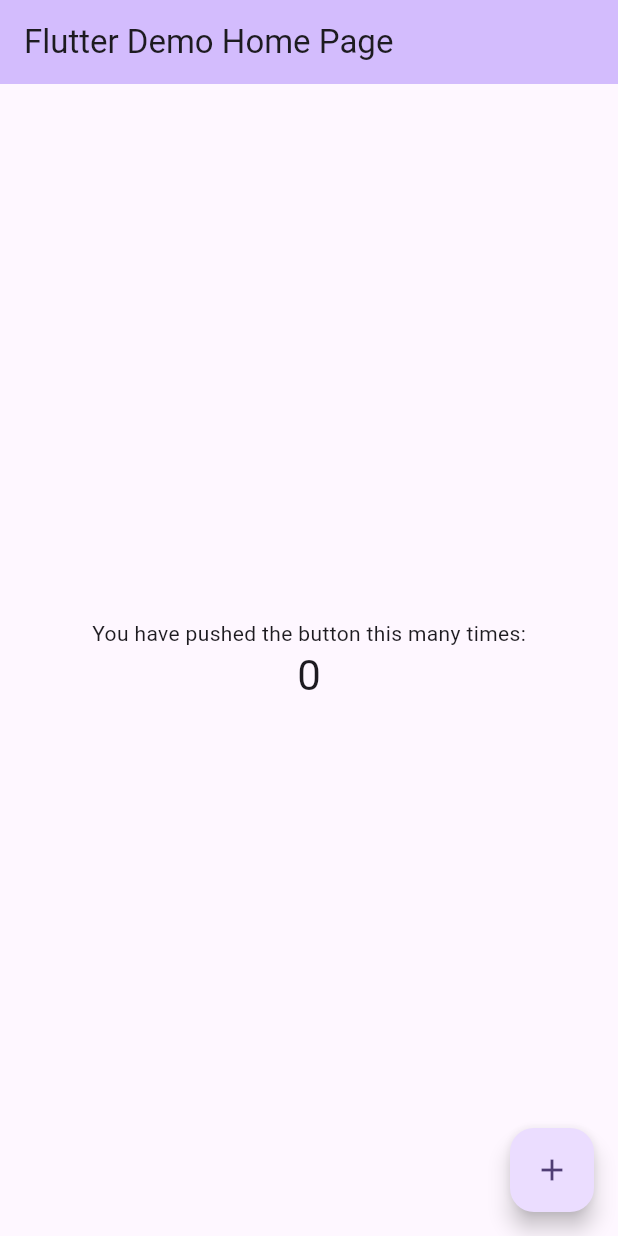
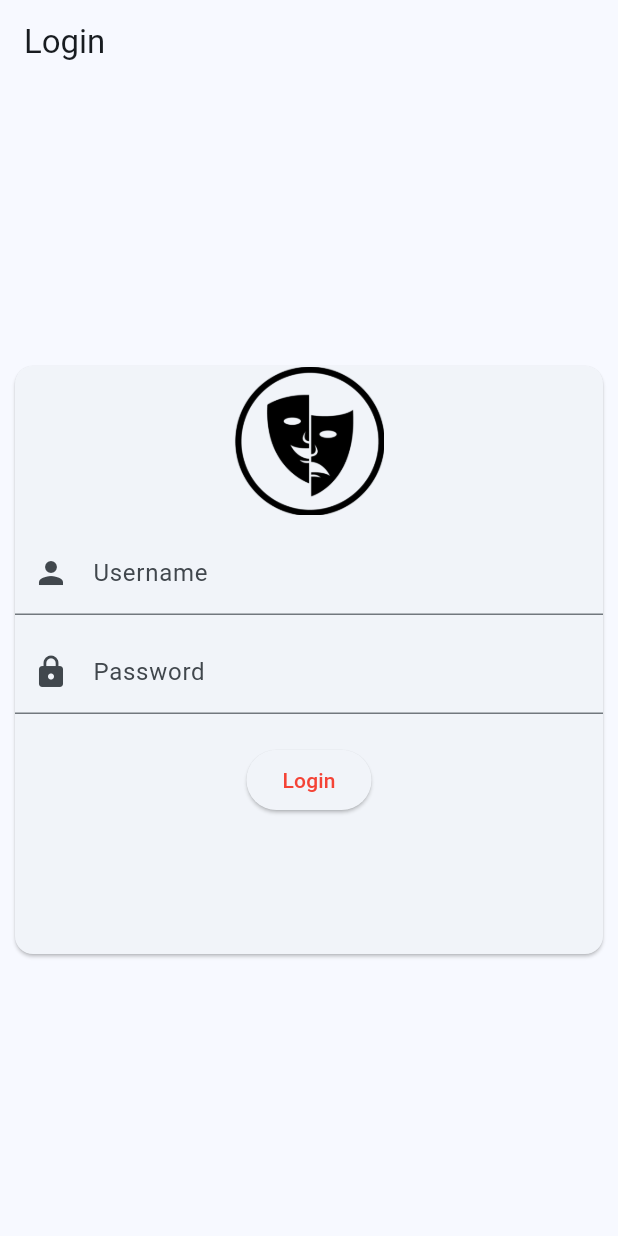
Before and after one commit to nddim/eTeatar_RS2, a Flutter app: the screen it shows after launch, on a phone screen of 412 x 824 dp. Run offline on Flutter 3.47's test engine with Material 3 defaults, Android fonts, the phone set to English and light mode, and no system bars.

Commit message:
Dodan login za desktop

```diff
--- a/eTeatar/UI/eteatar_desktop/lib/main.dart
+++ b/eTeatar/UI/eteatar_desktop/lib/main.dart
@@ -1,3 +1,6 @@
+import 'package:eteatar_desktop/providers/auth_provider.dart';
+import 'package:eteatar_desktop/providers/predstava_provider.dart';
+import 'package:eteatar_desktop/screens/predstava_list_screen.dart';
 import 'package:flutter/material.dart';
 
 void main() {
@@ -28,10 +31,55 @@
         //
         // This works for code too, not just values: Most code changes can be
         // tested with just a hot reload.
-        colorScheme: ColorScheme.fromSeed(seedColor: Colors.deepPurple),
+        colorScheme: ColorScheme.fromSeed(seedColor: Colors.lightBlue, primary: Colors.red),
         useMaterial3: true,
       ),
-      home: const MyHomePage(title: 'Flutter Demo Home Page'),
+      home: LoginPage(),
+    );
+  }
+}
+
+class LoginPage extends StatelessWidget {
+  LoginPage({super.key});
+  TextEditingController _usernameController = TextEditingController();
+  TextEditingController _passwordController = TextEditingController();
+
+  @override Widget build(BuildContext context){
+    return Scaffold(
+      appBar: AppBar( title: const Text('Login'),),
+      body:  Center(
+        child: Center(
+          child:Container(constraints: BoxConstraints(maxHeight: 400, maxWidth: 400),
+          child:Card(
+            child:Column(
+              children: [
+                Image.asset("assets/images/logo.png", height: 100, width: 100,),
+                SizedBox(height: 10,),
+                TextField(controller: _usernameController,decoration: InputDecoration(labelText: "Username", prefixIcon: Icon(Icons.person)),),
+                SizedBox(height: 10,),
+                TextField(controller : _passwordController, decoration: InputDecoration(labelText: "Password", prefixIcon: Icon(Icons.lock)),),
+                SizedBox(height: 20,),
+                ElevatedButton(onPressed: () async {
+                  print("credentials: ${_usernameController.text} ${_passwordController.text}");
+                  PredstavaProvider predstavaProvider = PredstavaProvider();
+                  // predstavaProvider.get();
+                  AuthProvider.username = _usernameController.text;
+                  AuthProvider.password = _passwordController.text;
+                  try{
+                    var data = await predstavaProvider.get();
+                    Navigator.of(context).push(MaterialPageRoute(builder: (builder) => const PredstavaListScreen()));
+
+                  } on Exception catch (e) {
+                    showDialog(context: context, builder: (context) => AlertDialog(title: const Text("Error"),
+                      actions: [TextButton(onPressed: () => Navigator.pop(context), child: const Text("Ok"))], content: Text(e.toString()),));
+                  }
+                }, child: const Text("Login"),),
+                ],
+              )
+          ),
+          ),
+        ),
+        ),
     );
   }
 }
--- /dev/null
+++ b/eTeatar/UI/eteatar_desktop/lib/providers/auth_provider.dart
@@ -0,0 +1,4 @@
+class AuthProvider{
+  static String? username ;
+  static String? password ;
+}
--- a/eTeatar/UI/eteatar_desktop/pubspec.yaml
+++ b/eTeatar/UI/eteatar_desktop/pubspec.yaml
@@ -35,6 +35,7 @@ dependencies:
   # The following adds the Cupertino Icons font to your application.
   # Use with the CupertinoIcons class for iOS style icons.
   cupertino_icons: ^1.0.6
+  http: ^1.2.2
 
 dev_dependencies:
   flutter_test:
@@ -59,9 +60,8 @@ flutter:
   uses-material-design: true
 
   # To add assets to your application, add an assets section, like this:
-  # assets:
-  #   - images/a_dot_burr.jpeg
-  #   - images/a_dot_ham.jpeg
+  assets:
+    - assets/images/
 
   # An image asset can refer to one or more resolution-specific "variants", see
   # https://flutter.dev/assets-and-images/#resolution-aware
```
Also changed, not shown: eTeatar/UI/eteatar_desktop/lib/layouts/master_screen.dart (added, +45 -0 lines), eTeatar/UI/eteatar_desktop/lib/providers/predstava_provider.dart (added, +49 -0 lines), eTeatar/UI/eteatar_desktop/lib/screens/korisnik_list_screen.dart (added, +19 -0 lines), eTeatar/UI/eteatar_desktop/lib/screens/predstava_list_screen.dart (added, +19 -0 lines), eTeatar/UI/eteatar_desktop/assets/images/logo.png (added), eTeatar/UI/eteatar_desktop/pubspec.lock.
